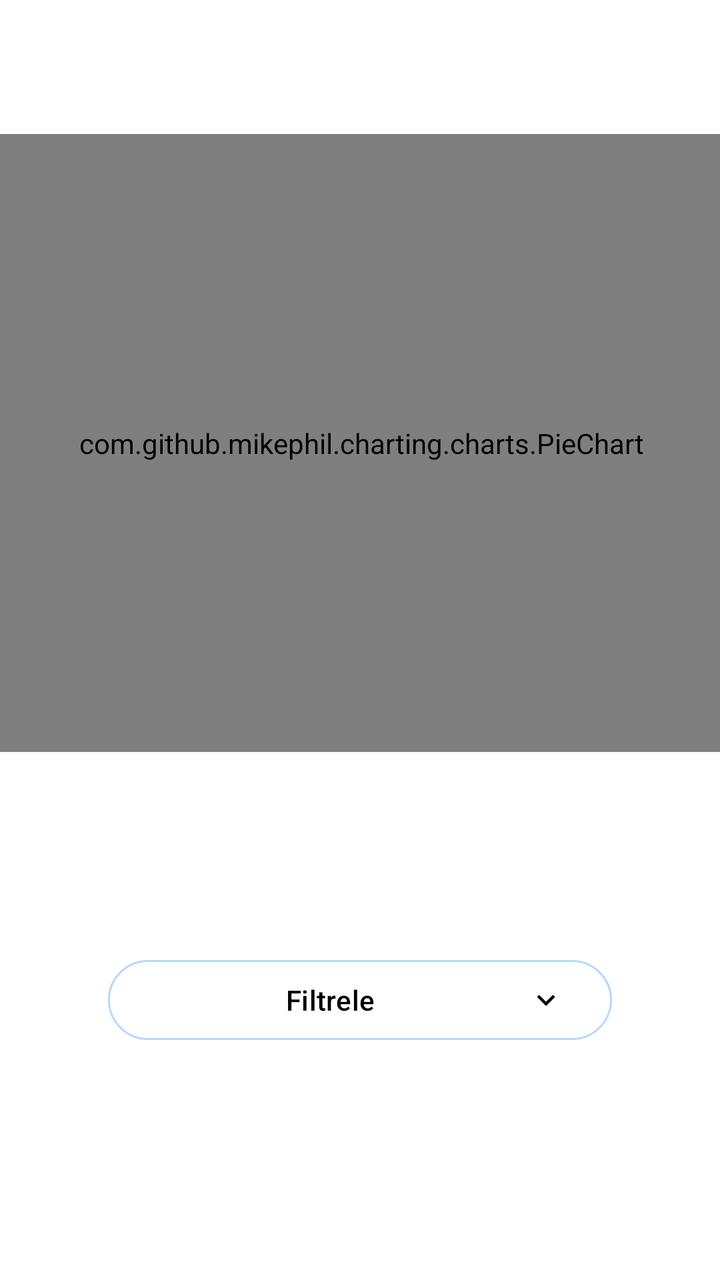
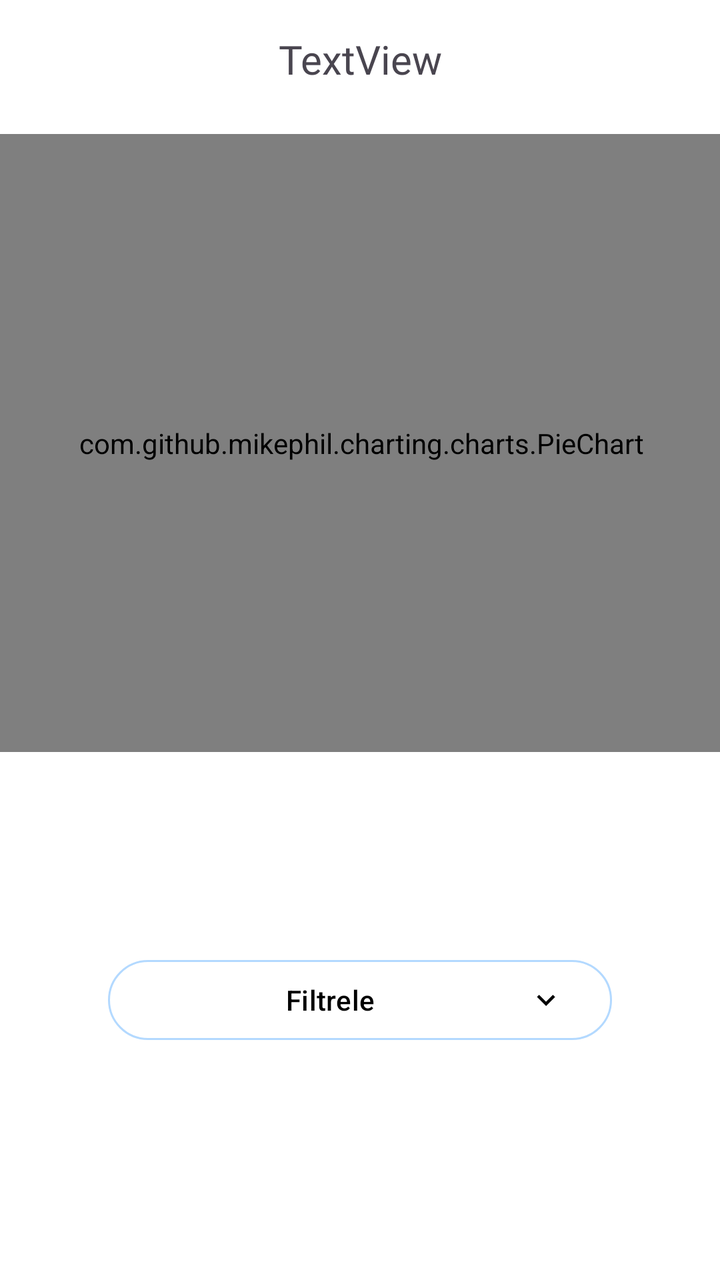

The first picture is an Android layout as it rendered before a commit; the second is the same layout after the commit. The layout source and the unified diff follow.
<!-- AndroidManifest.xml: application theme Theme.DesignExample -->
<!-- res/layout/fragment_birinci.xml -->
<?xml version="1.0" encoding="utf-8"?>
<androidx.constraintlayout.widget.ConstraintLayout xmlns:android="http://schemas.android.com/apk/res/android"
    xmlns:app="http://schemas.android.com/apk/res-auto"
    xmlns:tools="http://schemas.android.com/tools"
    android:layout_width="match_parent"
    android:layout_height="match_parent"
    android:background="@color/white"
    tools:context=".design.birinciFragment">


    <com.github.mikephil.charting.charts.PieChart
        android:id="@+id/pieChart"
        android:layout_width="364dp"
        android:layout_height="309dp"
        android:layout_marginBottom="100dp"
        app:layout_constraintBottom_toTopOf="@+id/YilBottomSheetButon"
        app:layout_constraintEnd_toEndOf="parent"
        app:layout_constraintHorizontal_bias="0.496"
        app:layout_constraintStart_toStartOf="parent" />

    <Button
        android:id="@+id/YilBottomSheetButon"
        style="@style/Widget.Material3.Button.OutlinedButton.Icon"
        android:layout_width="0dp"
        android:layout_height="wrap_content"
        android:layout_marginBottom="116dp"
        android:text="Filtrele"
        android:textColor="@color/black"
        app:icon="@drawable/dropdown_icon"
        app:iconGravity="end"
        app:iconTint="@color/black"
        app:layout_constraintBottom_toBottomOf="parent"
        app:layout_constraintEnd_toEndOf="parent"
        app:layout_constraintStart_toStartOf="parent"
        app:layout_constraintWidth_percent="0.7"
        app:rippleColor="#E9FFBF"
        app:strokeColor="#B3D9FF" />
</androidx.constraintlayout.widget.ConstraintLayout>
<!-- resources referenced by this layout -->
<resources>
  <color name="black">#FF000000</color>
  <color name="white">#FFFFFFFF</color>
  <!-- drawable dropdown_icon (drawable) -->
  <vector xmlns:android="http://schemas.android.com/apk/res/android" android:height="24dp" android:tint="#9DC778" android:viewportHeight="24" android:viewportWidth="24" android:width="24dp">
        
      <path android:fillColor="@android:color/white" android:pathData="M7.41,8.59L12,13.17l4.59,-4.58L18,10l-6,6 -6,-6 1.41,-1.41z"/>
      
  </vector>
  <style name="Theme.DesignExample" parent="Base.Theme.DesignExample" />
  <style name="Base.Theme.DesignExample" parent="Theme.Material3.DayNight.NoActionBar">
          
          
          <item name="android:statusBarColor">@color/black</item>
      </style>
</resources>

<!-- the commit's change to res/layout/fragment_birinci.xml (unified diff, before → after) -->
@@ -35,4 +35,20 @@
         app:layout_constraintWidth_percent="0.7"
         app:rippleColor="#E9FFBF"
         app:strokeColor="#B3D9FF" />
+
+    <TextView
+        android:id="@+id/RaporEkranıTextView"
+        android:layout_width="0dp"
+        app:layout_constraintWidth_percent="0.5"
+        android:layout_height="wrap_content"
+        android:layout_marginBottom="24dp"
+        android:fontFamily="@font/plus_jakarta_sans"
+        android:gravity="center"
+        android:text="TextView"
+        android:textAlignment="center"
+        android:textSize="20sp"
+        app:layout_constraintBottom_toTopOf="@+id/pieChart"
+        app:layout_constraintEnd_toEndOf="parent"
+        app:layout_constraintHorizontal_bias="0.5"
+        app:layout_constraintStart_toStartOf="parent" />
 </androidx.constraintlayout.widget.ConstraintLayout>
